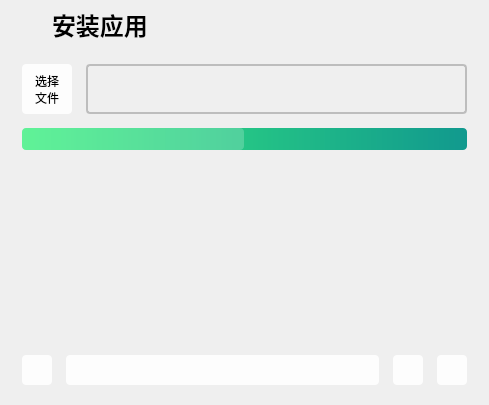
The window that QtAdb/sonPages/apps/sp_installer.ui (LapplandSP/QtAdb) describes before a commit, drawn with Qt 5.
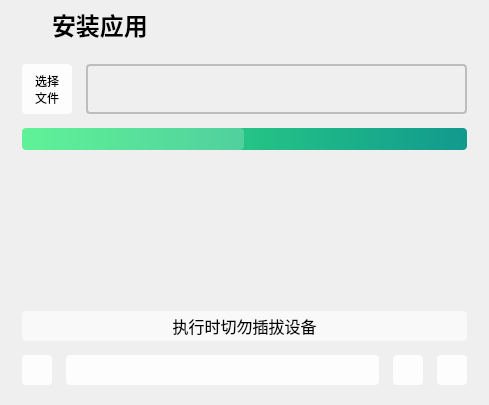
The same window after the commit. Icons and pictures are not drawn.

Commit message: 实现设备插拔监控【QtAdb 已正式可用，将开始功能添加与细节优化】

Diff of the .ui file:
```diff
--- a/QtAdb/sonPages/apps/sp_installer.ui
+++ b/QtAdb/sonPages/apps/sp_installer.ui
@@ -203,6 +203,37 @@
           </property>
          </spacer>
         </item>
+        <item>
+         <widget class="QLabel" name="tips">
+          <property name="minimumSize">
+           <size>
+            <width>0</width>
+            <height>30</height>
+           </size>
+          </property>
+          <property name="maximumSize">
+           <size>
+            <width>16777215</width>
+            <height>30</height>
+           </size>
+          </property>
+          <property name="font">
+           <font>
+            <family>MiSans Medium</family>
+            <pointsize>12</pointsize>
+           </font>
+          </property>
+          <property name="styleSheet">
+           <string notr="true">background-color:rgba(255,255,255,0.6);border-radius:4px;border:0px;</string>
+          </property>
+          <property name="text">
+           <string>执行时切勿插拔设备</string>
+          </property>
+          <property name="alignment">
+           <set>Qt::AlignCenter</set>
+          </property>
+         </widget>
+        </item>
         <item>
          <layout class="QHBoxLayout" name="horizontalLayout">
           <item>
```
The commit also changes 11 other files.
